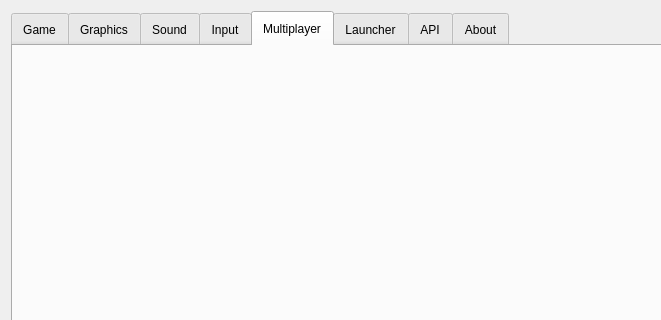
Above: settingsdialog.ui from yani/keeperfx-launcher-qt before the change; both pictures show x 0 to 661 and y 0 to 320 of the 871 by 544 pixel window. Below: the same form after it.
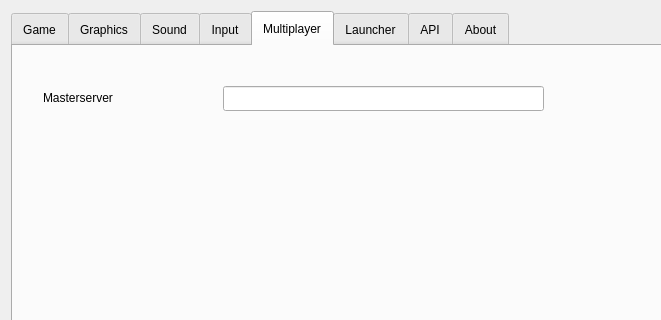
That is the form after the change. The open tabs and pages were chosen to show the change. Icons and pictures are not drawn.

Commit message: implement multiplayer page in settings

```diff
--- a/settingsdialog.ui
+++ b/settingsdialog.ui
@@ -978,6 +978,34 @@
       <attribute name="title">
        <string>Multiplayer</string>
       </attribute>
+      <widget class="QLineEdit" name="lineEditMasterServer">
+       <property name="geometry">
+        <rect>
+         <x>210</x>
+         <y>40</y>
+         <width>321</width>
+         <height>25</height>
+        </rect>
+       </property>
+      </widget>
+      <widget class="QLabel" name="labelMasterServer">
+       <property name="geometry">
+        <rect>
+         <x>30</x>
+         <y>43</y>
+         <width>151</width>
+         <height>17</height>
+        </rect>
+       </property>
+       <property name="font">
+        <font>
+         <family>Arial</family>
+        </font>
+       </property>
+       <property name="text">
+        <string>Masterserver</string>
+       </property>
+      </widget>
      </widget>
      <widget class="QWidget" name="tab6_launcher">
       <attribute name="title">
```
The commit also changes 1 other file.
